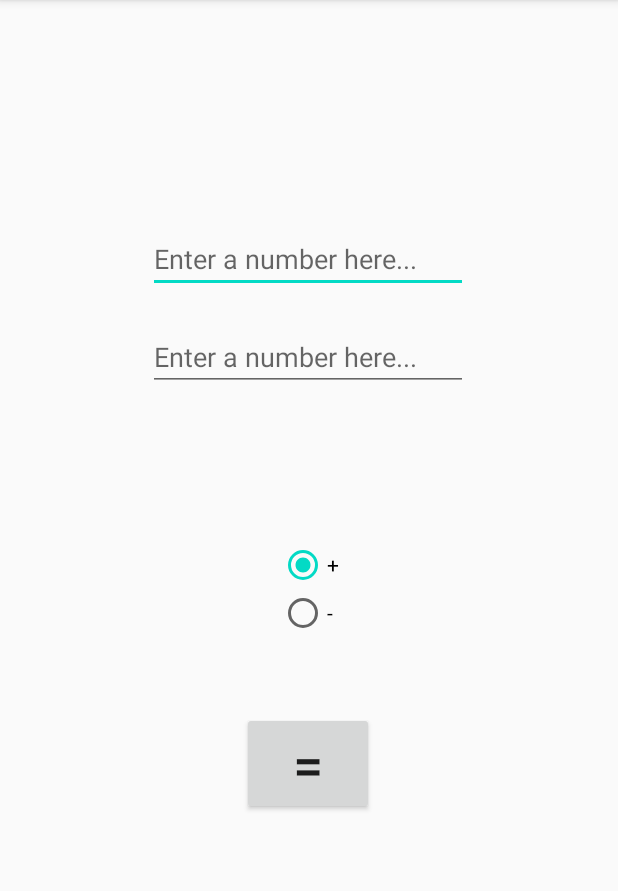
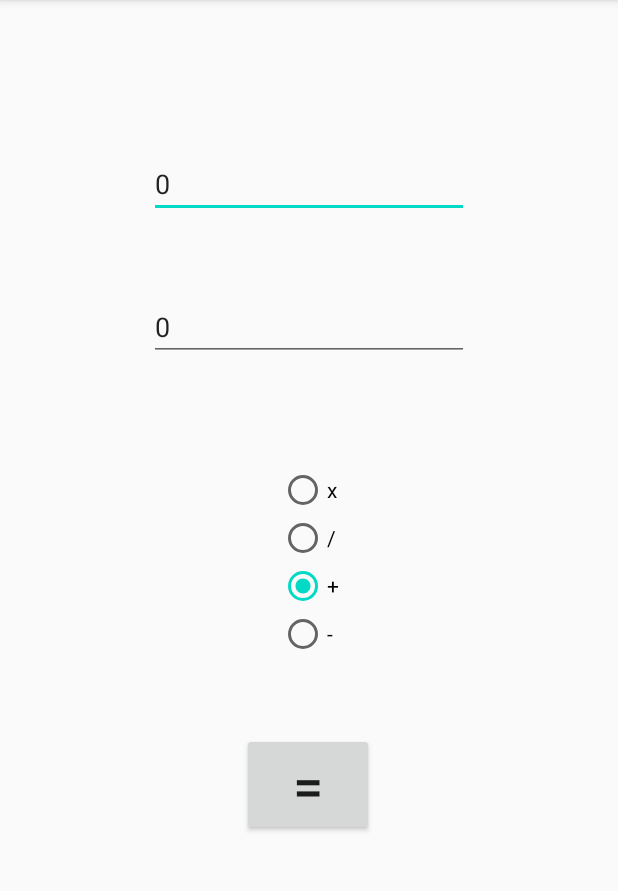
Before and after one commit to jurecki0/Simple-Calculator, an Android app: the screen it shows after launch (MainActivity), on a phone screen of 412 x 824 dp, the part 84-975 px from its top. Run offline under Robolectric (Android 15) with nearby library versions, the phone set to English and light mode, and no system bars.

Commit message:
Added 2 new features and fixed 1 bug.
-Added multiplication and division options.
-Added decimal numbers compatibility.
-Fixed a bug that crashed the app when one of the input was empty.

```diff
--- a/app/src/main/res/layout/activity_main.xml
+++ b/app/src/main/res/layout/activity_main.xml
@@ -10,26 +10,26 @@
         android:id="@+id/number1"
         android:layout_width="wrap_content"
         android:layout_height="wrap_content"
-        android:layout_marginTop="150dp"
+        android:layout_marginTop="100dp"
         android:ems="10"
         android:hint="@string/enter_a_number_here"
-        android:inputType="number"
+        android:importantForAutofill="no"
+        android:inputType="numberDecimal"
+        android:text="@string/defaultValue"
         app:layout_constraintEnd_toEndOf="parent"
-        app:layout_constraintHorizontal_bias="0.497"
         app:layout_constraintStart_toStartOf="parent"
-        app:layout_constraintTop_toTopOf="parent"
-        android:importantForAutofill="no" />
+        app:layout_constraintTop_toTopOf="parent" />
 
     <EditText
         android:id="@+id/number2"
         android:layout_width="wrap_content"
         android:layout_height="wrap_content"
-        android:layout_marginTop="20dp"
+        android:layout_marginTop="50dp"
         android:ems="10"
         android:hint="@string/enter_a_number_here"
-        android:inputType="number"
+        android:inputType="numberDecimal"
+        android:text="@string/defaultValue"
         app:layout_constraintEnd_toEndOf="parent"
-        app:layout_constraintHorizontal_bias="0.497"
         app:layout_constraintStart_toStartOf="parent"
         app:layout_constraintTop_toBottomOf="@+id/number1"
         android:importantForAutofill="no" />
@@ -38,17 +38,27 @@
         android:id="@+id/operators"
         android:layout_width="wrap_content"
         android:layout_height="wrap_content"
-        android:layout_marginTop="100dp"
+        android:layout_marginTop="70dp"
         android:checkedButton="@id/add"
         app:layout_constraintEnd_toEndOf="parent"
         app:layout_constraintStart_toStartOf="parent"
         app:layout_constraintTop_toBottomOf="@+id/number2">
 
         <RadioButton
+            android:id="@+id/multiplication"
+            android:layout_width="wrap_content"
+            android:layout_height="wrap_content"
+            android:text="@string/multiplication" />
+
+        <RadioButton
+            android:id="@+id/division"
+            android:layout_width="wrap_content"
+            android:layout_height="wrap_content"
+            android:text="@string/division" />
+
+        <RadioButton
             android:id="@+id/add"
             style="@style/Widget.AppCompat.CompoundButton.RadioButton"
-            android:layout_width="match_parent"
-            android:layout_height="wrap_content"
             android:checked="false"
             android:text="@string/add"
             android:textAlignment="center"
@@ -56,7 +66,7 @@
 
         <RadioButton
             android:id="@+id/substract"
-            android:layout_width="match_parent"
+            android:layout_width="wrap_content"
             android:layout_height="wrap_content"
             android:text="@string/substract" />
 
--- a/app/src/main/res/values/strings.xml
+++ b/app/src/main/res/values/strings.xml
@@ -4,4 +4,7 @@
     <string name="equals">=</string>
     <string name="enter_a_number_here">Enter a number here...</string>
     <string name="substract">-</string>
+    <string name="division">/</string>
+    <string name="multiplication">x</string>
+    <string name="defaultValue">0</string>
 </resources>
```
Also changed, not shown: app/src/main/java/com/codecademy/simplecalculator/MainActivity.java (+11 -4 lines).
